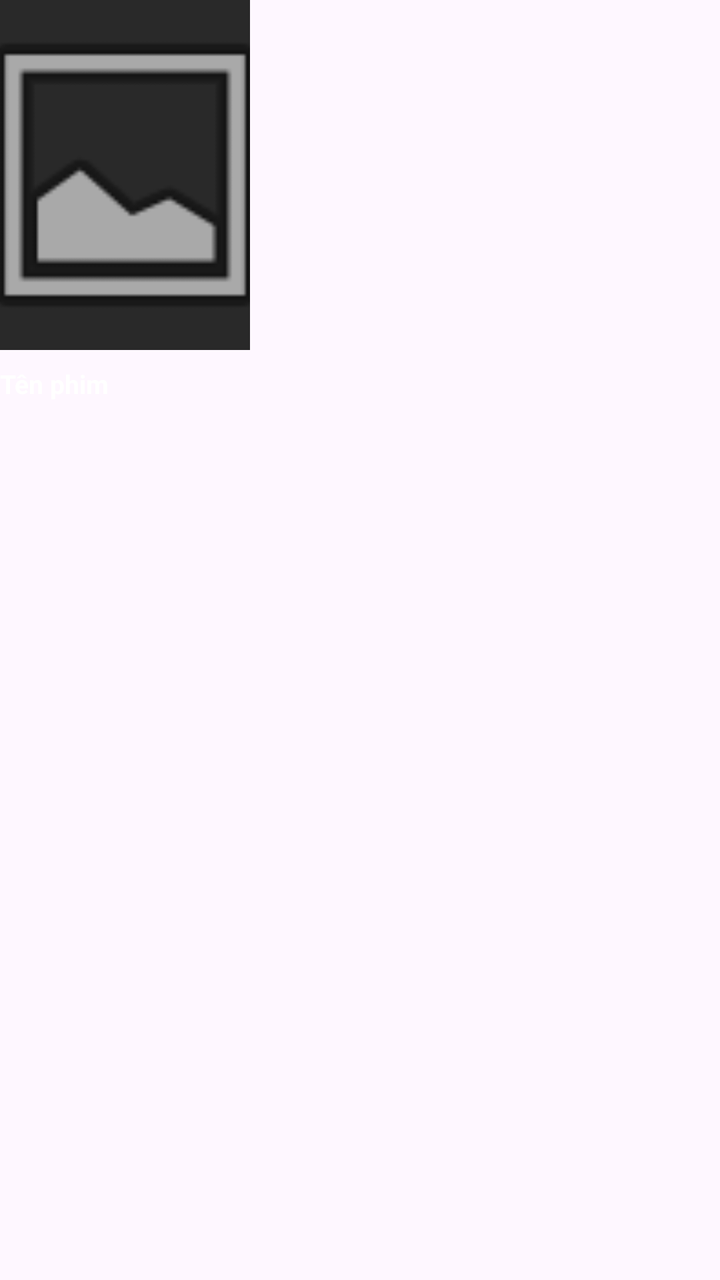
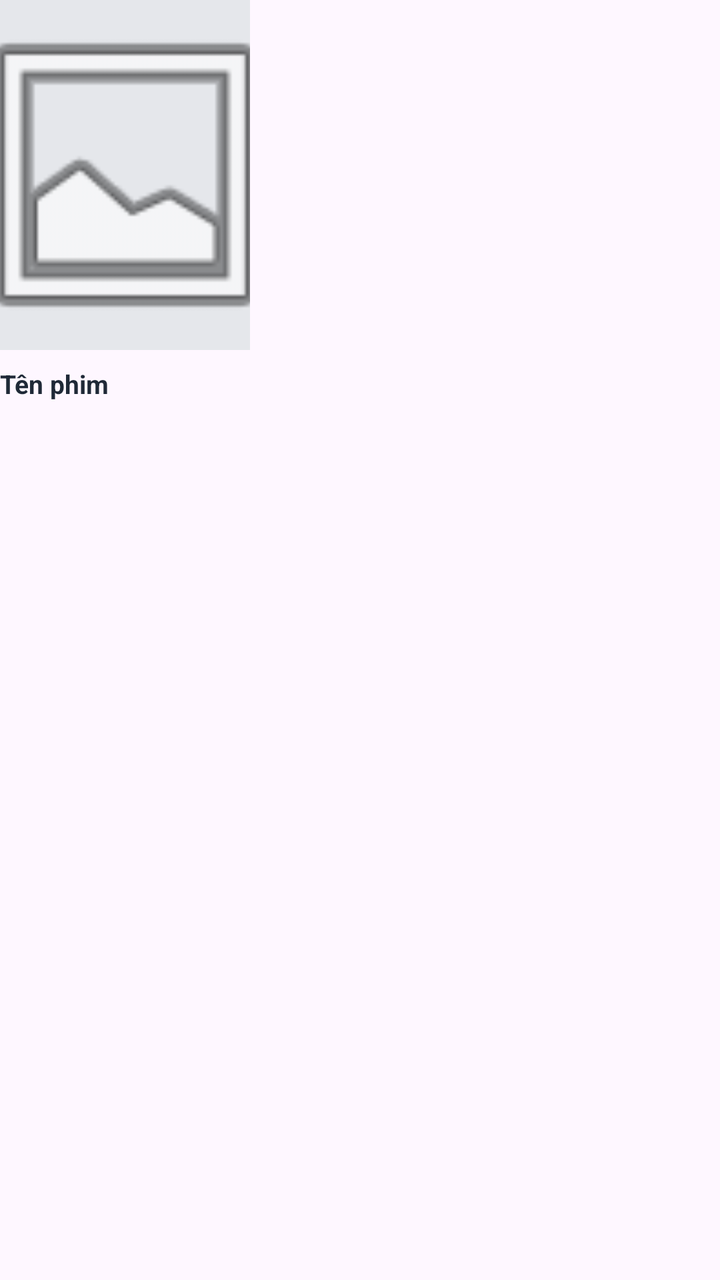

An Android layout rendered at two revisions. The XML below is the earlier revision; the diff shows what the commit changed to produce the second picture.
<!-- AndroidManifest.xml: application theme Theme.QuanliPhim -->
<!-- res/layout/item_favorite_movie.xml -->
<?xml version="1.0" encoding="utf-8"?>
<LinearLayout xmlns:android="http://schemas.android.com/apk/res/android"
    android:layout_width="125dp"
    android:layout_height="wrap_content"
    android:orientation="vertical"
    android:layout_marginEnd="12dp">

    <ImageView
        android:id="@+id/imgFavoritePoster"
        android:layout_width="125dp"
        android:layout_height="175dp"
        android:scaleType="centerCrop"
        android:background="#292929"
        android:src="@android:drawable/ic_menu_gallery"
        android:contentDescription="Poster phim yêu thích"/>

    <TextView
        android:id="@+id/tvFavoriteTitle"
        android:layout_width="125dp"
        android:layout_height="wrap_content"
        android:text="Tên phim"
        android:textColor="#FFFFFF"
        android:textSize="13sp"
        android:textStyle="bold"
        android:maxLines="2"
        android:ellipsize="end"
        android:layout_marginTop="8dp"/>

</LinearLayout>
<!-- resources referenced by this layout -->
<resources>
  <style name="Theme.QuanliPhim" parent="Base.Theme.QuanliPhim" />
  <style name="Base.Theme.QuanliPhim" parent="Theme.Material3.DayNight.NoActionBar">
          
          
      </style>
</resources>

<!-- the commit's change to res/layout/item_favorite_movie.xml (unified diff, before → after) -->
@@ -10,7 +10,7 @@
         android:layout_width="125dp"
         android:layout_height="175dp"
         android:scaleType="centerCrop"
-        android:background="#292929"
+        android:background="@color/poster_placeholder"
         android:src="@android:drawable/ic_menu_gallery"
         android:contentDescription="Poster phim yêu thích"/>
 
@@ -19,7 +19,7 @@
         android:layout_width="125dp"
         android:layout_height="wrap_content"
         android:text="Tên phim"
-        android:textColor="#FFFFFF"
+        android:textColor="@color/text_primary"
         android:textSize="13sp"
         android:textStyle="bold"
         android:maxLines="2"
<!-- resource entries referenced after the edit -->
@@ -1,5 +1,7 @@
 <!-- resources referenced by this layout -->
 <resources>
+  <color name="poster_placeholder">#E5E7EB</color>
+  <color name="text_primary">#1F2937</color>
   <style name="Theme.QuanliPhim" parent="Base.Theme.QuanliPhim" />
   <style name="Base.Theme.QuanliPhim" parent="Theme.Material3.DayNight.NoActionBar">
           
